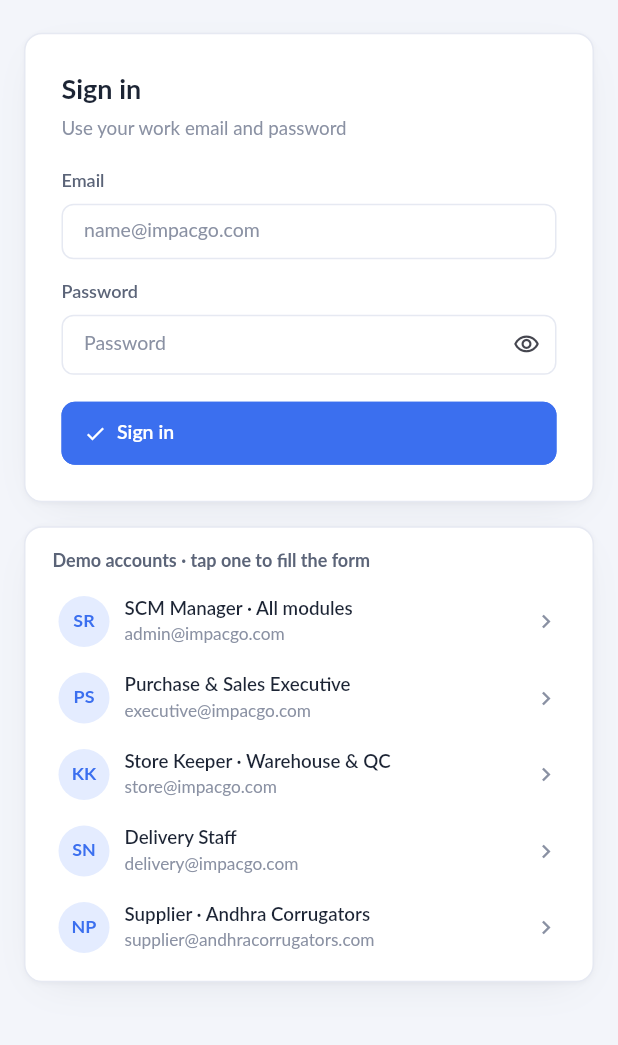
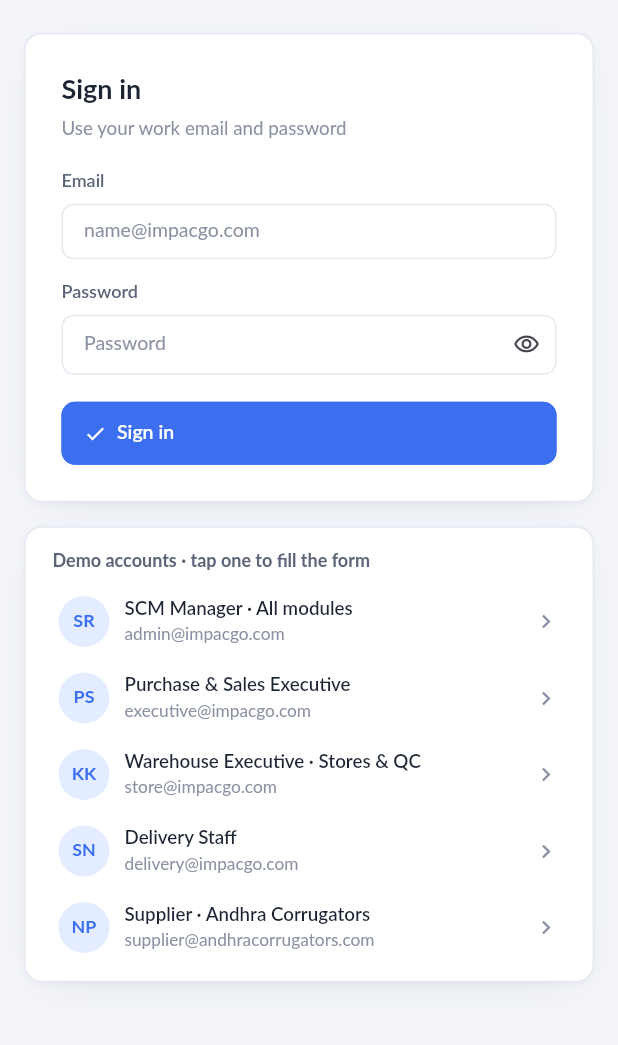
Before and after one commit to ImpacgoSolutions/impacgo-chain-frontend, a Flutter app: the LoginScreen screen opened directly, on a phone screen of 412 x 824 dp, the part 172-1217 px from its top. Run offline on Flutter 3.47's test engine with Material 3 defaults, Android fonts, the phone set to English and light mode, and no system bars; our stand-ins replace pdf; missing offline and left inert: dart:html, excel.

Commit message:
Rename the Store Keeper role to Warehouse Executive (Stores & QC)
Co-Authored-By: Claude Opus 5.5 <noreply@anthropic.com>

```diff
--- a/lib/core/auth.dart
+++ b/lib/core/auth.dart
@@ -14,7 +14,7 @@ class AppUser {
 const demoUsers = [
   AppUser('admin@impacgo.com', 'Admin@123', 'Srinivas Rao', 'admin', 'SCM Manager · All modules'),
   AppUser('executive@impacgo.com', 'Exec@123', 'Priya Sharma', 'exec', 'Purchase & Sales Executive'),
-  AppUser('store@impacgo.com', 'Store@123', 'Kiran Kumar', 'store', 'Store Keeper · Warehouse & QC'),
+  AppUser('store@impacgo.com', 'Store@123', 'Kiran Kumar', 'store', 'Warehouse Executive · Stores & QC'),
   AppUser('delivery@impacgo.com', 'Delivery@123', 'Suresh Naidu', 'delivery', 'Delivery Staff'),
   // a supplier's login: sees only the Supplier Portal, with its own requests for quotation, orders and invoices
   AppUser('supplier@andhracorrugators.com', 'Supplier@123', 'N. Prasad', 'supplier', 'Supplier · Andhra Corrugators', party: 'S001'),
@@ -23,7 +23,7 @@ const demoUsers = [
 /// Our own staff (not supplier logins), e.g. for "Requested By".
 List<AppUser> get staffUsers => demoUsers.where((u) => u.role != 'supplier').toList();
 
-/// The role of a person, e.g. "Store Keeper" ('' when the name is not a user).
+/// The role of a person, e.g. "Warehouse Executive" ('' when the name is not a user).
 String roleOfName(String name) {
   final u = demoUsers.where((u) => u.name == name).firstOrNull;
   return u == null ? '' : u.title.split(' · ').first;
--- a/lib/core/store.dart
+++ b/lib/core/store.dart
@@ -18,7 +18,7 @@ class Users {
   static const mgr = 'Srinivas Rao (SCM Manager)';
   static const sales = 'Priya Sharma (Sales Exec)';
   static const buyer = 'Harish Varma (Buyer)';
-  static const wh = 'Kiran Kumar (Warehouse Lead)';
+  static const wh = 'Kiran Kumar (Warehouse Executive)';
   static const fin = 'Meena Iyer (Accounts)';
   static const sys = 'System';
 }
```
Also changed, not shown: 2 other files.
